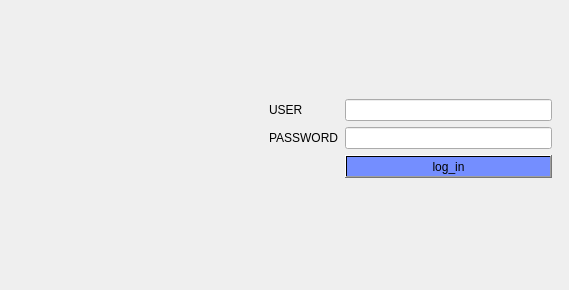
This is Dltcars/dialog.ui in yosrkallel/GUI as Qt 5 draws it before an edit. The edited form follows.
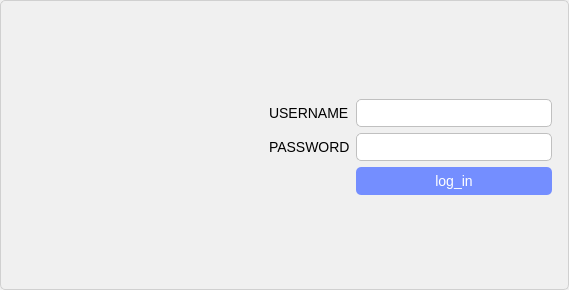
This is the edited form.

```diff
--- a/Dltcars/dialog.ui
+++ b/Dltcars/dialog.ui
@@ -14,7 +14,33 @@
    <string>Dialog</string>
   </property>
   <property name="styleSheet">
-   <string notr="true"/>
+   <string notr="true"> QDialog {
+        background-color: #F0F0F0;
+        border: 1px solid #D0D0D0;
+        border-radius: 5px;
+    }
+
+    QLabel {
+        font-family: Arial;
+        font-size: 14px;
+    }
+
+    QPushButton {
+        background-color: #94baff; /* Change to your desired color */
+        color: white;
+        border: none;
+        padding: 6px 12px;
+        border-radius: 5px;
+        font-size: 14px;
+    }
+
+    QPushButton:hover {
+        background-color: #6c8de8; /* Darker shade for hover effect */
+    }
+
+    QPushButton:pressed {
+        background-color: #5373c7; /* Even darker shade for pressed effect */
+    }</string>
   </property>
   <widget class="QFrame" name="signin">
    <property name="geometry">
@@ -26,7 +52,7 @@
     </rect>
    </property>
    <property name="styleSheet">
-    <string notr="true">gridline-color: qconicalgradient(cx:0.5, cy:0.5, angle:0, stop:0 rgba(255, 255, 255, 255), stop:0.373979 rgba(255, 255, 255, 255), stop:0.373991 rgba(33, 30, 255, 255), stop:0.624018 rgba(33, 30, 255, 255), stop:0.624043 rgba(255, 0, 0, 255), stop:1 rgba(255, 0, 0, 255));</string>
+    <string notr="true"/>
    </property>
    <layout class="QFormLayout" name="formLayout">
     <property name="rowWrapPolicy">
@@ -38,7 +64,7 @@
        <string notr="true"/>
       </property>
       <property name="text">
-       <string>USER</string>
+       <string>USERNAME</string>
       </property>
      </widget>
     </item>
@@ -61,6 +87,25 @@
     </item>
     <item row="1" column="1">
      <widget class="QLineEdit" name="passwordLineEdit">
+      <property name="styleSheet">
+       <string notr="true">QLineEdit {
+        background-color: #FFFFFF;
+        border: 1px solid #C0C0C0;
+        border-radius: 5px;
+        padding: 4px;
+        font-family: Arial;
+        font-size: 14px;
+    }
+
+    QLineEdit:focus {
+        border-color: #007BFF;
+        outline: none;
+    }
+
+    QLineEdit:hover {
+        background-color: #F0F0F0;
+    }</string>
+      </property>
       <property name="echoMode">
        <enum>QLineEdit::Password</enum>
       </property>
@@ -69,7 +114,23 @@
     <item row="0" column="1">
      <widget class="QLineEdit" name="usernameLineEdit">
       <property name="styleSheet">
-       <string notr="true">alternate-background-color: qlineargradient(spread:pad, x1:1, y1:1, x2:1, y2:0, stop:0 rgba(255, 255, 255, 255), stop:1 rgba(255, 255, 255, 255));</string>
+       <string notr="true">QLineEdit {
+        background-color: #FFFFFF;
+        border: 1px solid #C0C0C0;
+        border-radius: 5px;
+        padding: 4px;
+        font-family: Arial;
+        font-size: 14px;
+    }
+
+    QLineEdit:focus {
+        border-color: #007BFF;
+        outline: none;
+    }
+
+    QLineEdit:hover {
+        background-color: #F0F0F0;
+    }</string>
       </property>
      </widget>
     </item>
```
